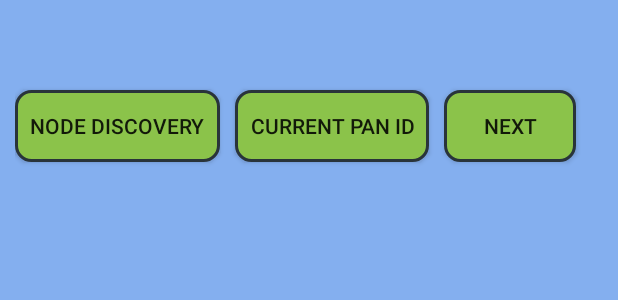
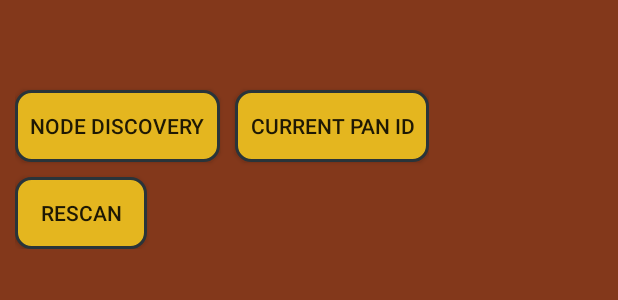
Before and after one commit to ayushg9899/xbee_application, an Android app: the layout devices_nd.xml on its own in the app's theme, with its tools: preview values and no code run, on a phone screen of 412 x 824 dp. Shown: the top 300 px of the screen. Run offline under Robolectric (Android 15) with nearby library versions, the phone set to English and light mode, and no system bars.

Commit message:
complete skeleton

```diff
--- a/app/src/main/res/drawable/text_background.xml
+++ b/app/src/main/res/drawable/text_background.xml
@@ -1,6 +1,6 @@
 <?xml version="1.0" encoding="utf-8"?>
 <shape xmlns:android="http://schemas.android.com/apk/res/android" android:shape="rectangle" >
-    <solid android:color="#8BC34A" />
+    <solid android:color="#E4B61F" />
     <stroke android:width="2dip" android:color="#29343A"/>
     <corners android:radius="10dp"></corners>
 
--- a/app/src/main/res/layout/devices_nd.xml
+++ b/app/src/main/res/layout/devices_nd.xml
@@ -1,9 +1,14 @@
 <?xml version="1.0" encoding="utf-8"?>
 <RelativeLayout xmlns:android="http://schemas.android.com/apk/res/android"
     android:layout_width="match_parent"
-    android:background="#801166E6"
+    android:background="#83381B"
     android:padding="10dp"
     android:layout_height="match_parent">
+
+    <RelativeLayout
+        android:layout_width="wrap_content"
+        android:layout_height="wrap_content"
+        android:id="@+id/rel_layout">
 
     <Button
         android:layout_width="wrap_content"
@@ -27,23 +32,36 @@
         android:layout_marginStart="10dp"
         android:text="current PAN ID"
         android:layout_marginTop="50dp"/>
-    <Button
-        android:layout_width="wrap_content"
-        android:layout_height="wrap_content"
-        android:background="@drawable/text_background"
-        android:paddingHorizontal="10dp"
-        android:text="NEXT"
-        android:onClick="tempclick"
-        android:layout_marginTop="50dp"
-        android:layout_marginStart="10dp"
-        android:layout_toEndOf="@id/current_pan"/>
+
+    <!--<Button-->
+        <!--android:layout_width="wrap_content"-->
+        <!--android:layout_height="wrap_content"-->
+        <!--android:background="@drawable/text_background"-->
+        <!--android:paddingHorizontal="10dp"-->
+        <!--android:text="NEXT"-->
+        <!--android:onClick="tempclick"-->
+        <!--android:layout_marginTop="50dp"-->
+        <!--android:layout_marginStart="10dp"-->
+        <!--android:layout_toEndOf="@id/current_pan"/>-->
+        <Button
+            android:layout_width="wrap_content"
+            android:layout_height="wrap_content"
+            android:background="@drawable/text_background"
+            android:layout_below="@id/node_button"
+            android:layout_marginTop="10dp"
+            android:text="RESCAN"
+            android:onClick="onClickSend"/>
+
+
+
+    </RelativeLayout>
 
 
     <ScrollView
         android:layout_width="match_parent"
         android:layout_height="match_parent"
         android:layout_marginTop="20dp"
-        android:layout_below="@id/node_button">
+        android:layout_below="@id/rel_layout">
 
         <LinearLayout
             android:layout_width="wrap_content"
--- a/app/src/main/res/values/colors.xml
+++ b/app/src/main/res/values/colors.xml
@@ -1,6 +1,6 @@
 <?xml version="1.0" encoding="utf-8"?>
 <resources>
-    <color name="colorPrimary">#008577</color>
+    <color name="colorPrimary">#E4B61F</color>
     <color name="colorPrimaryDark">#00574B</color>
     <color name="colorAccent">#D81B60</color>
 </resources>
```
Also changed, not shown: app/src/main/java/com/example/xbeeapplication/MainActivity.java (+27 -16 lines), app/src/main/res/layout/pan_ids.xml (+14 -1 lines), app/src/main/res/layout/scan_pan.xml (+9 -6 lines), app/src/main/res/layout/xbee_connection.xml (+5 -2 lines).
